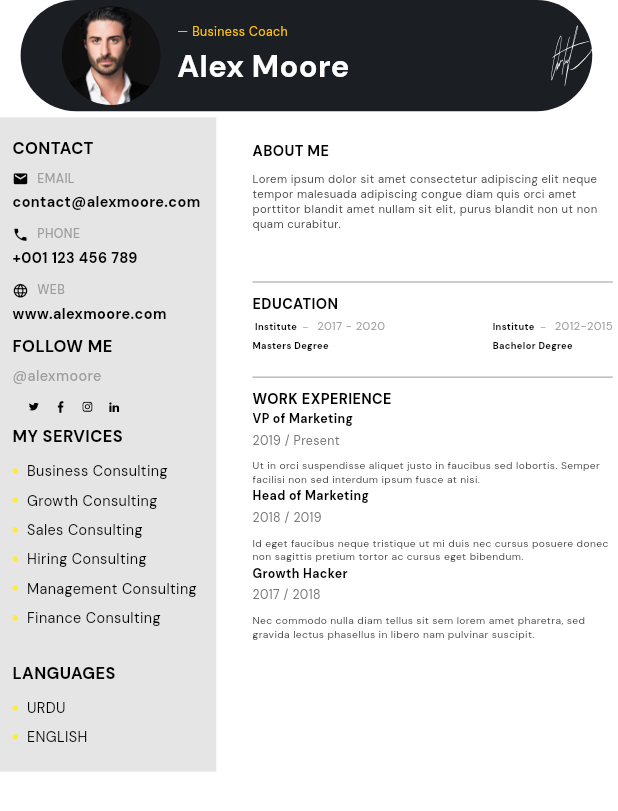
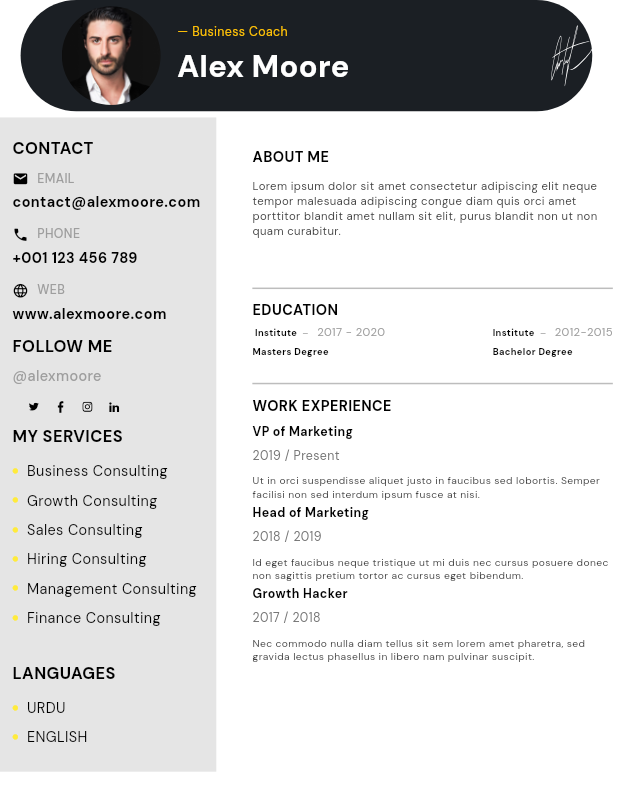
Before and after one commit to Kashannn/Resume_Builder_App, a Flutter app: the Template15 screen opened directly, on a phone screen of 412 x 824 dp. Shown: the top 811 px of the screen. Run offline on Flutter 3.47's test engine with Material 3 defaults, Android fonts, the phone set to English and light mode, and no system bars; our stand-ins replace flutter_screenutil, flutter_svg, font_awesome_flutter, get, google_fonts, image_picker and 3 more; accounts and stored records are empty; project files that could hold a hidden picture were left out.

Commit message:
templates adjustment

```diff
--- a/lib/Templates/template15.dart
+++ b/lib/Templates/template15.dart
@@ -362,7 +362,7 @@ class _Template15State extends State<Template15> {
                     width: 350.w,
                     //height: 660.h,
                     padding:
-                        EdgeInsets.only(bottom: 70),
+                        EdgeInsets.only(bottom: 50),
                     color: Colors
                         .transparent, // Adjust the color or make it transparent
                     child: Column(
@@ -432,7 +432,7 @@ class _Template15State extends State<Template15> {
                         ),
                     Column(
                       children: [
-                        SizedBox(height: 2.h),
+                        SizedBox(height: 7.h),
                         for (var experience in workExperience)
                           Padding(
                             padding: EdgeInsets.only(bottom: 2.h),
@@ -567,7 +567,7 @@ class _Template15State extends State<Template15> {
           ),
         ),
 
-        SizedBox(height: 4.h),
+        SizedBox(height: 6.h),
         Text(
           duration,
           style: GoogleFonts.dmSans(
@@ -585,6 +585,7 @@ class _Template15State extends State<Template15> {
             color: Colors.grey[800],
           ),
         ),
+        SizedBox(height: 1.h),
       ],
     );
   }
--- a/lib/Templates/template20.dart
+++ b/lib/Templates/template20.dart
@@ -122,7 +122,7 @@ class _Template20State extends State<Template20> {
                     Container(
                       width: 280.w,
                       //height: 248.h,
-                      padding: EdgeInsets.all(16.w),
+                      padding: EdgeInsets.only(right: 25.w),
                       // color: Colors.blue,
                       child: Column(
                         crossAxisAlignment: CrossAxisAlignment.start,
@@ -210,8 +210,7 @@ class _Template20State extends State<Template20> {
                  ),
                   Container(
                     // color: Colors.black12,
-                    width: 230.w,
-                    //height: 550.h,
+                    width: 240.w,
                     child: Column(
                       // crossAxisAlignment: CrossAxisAlignment.center,
                       children: [
```
